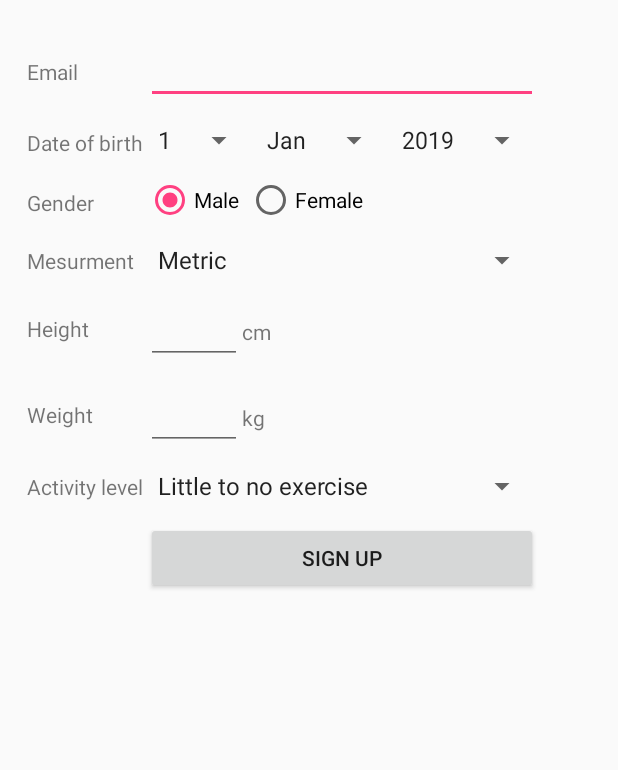
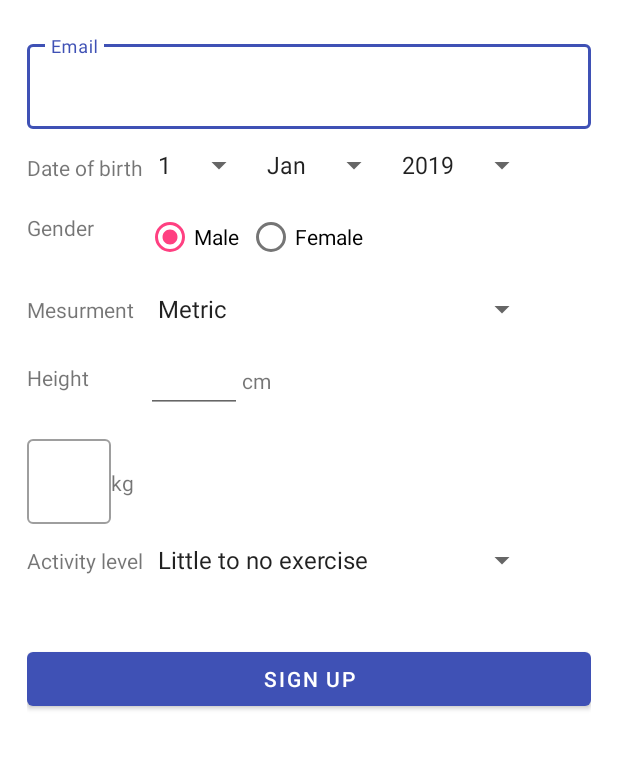
Before and after one commit to mayank-1/StayFit, an Android app: the SignUp screen opened directly, with no data from a screen before it, on a phone screen of 412 x 824 dp, the part 144-914 px from its top. Run offline under Robolectric (Android 15) with nearby library versions, the light colour scheme and no system bars.

Commit message:
Incorporated Latest Material Design in some pages like signup, activities, nearby places etc.

```diff
--- a/app/src/main/java/com/stayfit/app/stayfitBharat/SignUp.java
+++ b/app/src/main/java/com/stayfit/app/stayfitBharat/SignUp.java
@@ -288,7 +288,6 @@ public class SignUp extends AppCompatActivity {
 
 
         // Email
-        TextView textViewEmail = (TextView) findViewById(R.id.textViewEmail);
         EditText editTextEmail = (EditText) findViewById(R.id.editTextEmail);
         String stringEmail = editTextEmail.getText().toString();
 
--- a/app/src/main/res/layout/sign_up.xml
+++ b/app/src/main/res/layout/sign_up.xml
@@ -50,32 +50,26 @@
         </TableLayout>
         <!-- //Error handling -->
 
+        <android.support.design.widget.TextInputLayout
+            android:layout_width="match_parent"
+            android:layout_height="wrap_content"
+            android:hint="Email"
+            style="@style/Widget.MaterialComponents.TextInputLayout.OutlinedBox">
+
+            <android.support.design.widget.TextInputEditText
+                android:layout_width="match_parent"
+                android:layout_height="wrap_content"
+                android:inputType="textEmailAddress"
+                android:maxLines="1"
+                android:id="@+id/editTextEmail" />
+        </android.support.design.widget.TextInputLayout>
+
 
 
         <!-- Table layout -->
         <TableLayout
             android:layout_width="match_parent"
             android:layout_height="match_parent">
-
-            <!-- Email -->
-            <TableRow
-                android:layout_width="match_parent"
-                android:layout_height="match_parent" >
-
-                <TextView
-                    android:id="@+id/textViewEmail"
-                    android:layout_width="match_parent"
-                    android:layout_height="wrap_content"
-                    android:text="@string/email" />
-
-                <EditText
-                    android:id="@+id/editTextEmail"
-                    android:layout_width="match_parent"
-                    android:layout_height="wrap_content"
-                    android:ems="10"
-                    android:inputType="textEmailAddress" />
-            </TableRow>
-            <!-- //Email -->
 
             <!-- Date of Birth -->
             <TableRow
@@ -255,13 +249,6 @@
                 android:layout_height="match_parent"
                 android:layout_marginTop="12dp" >
 
-                <TextView
-                    android:id="@+id/textView11"
-                    android:layout_width="wrap_content"
-                    android:layout_height="wrap_content"
-                    android:text="@string/weight"
-                    android:layout_marginTop="12dp" />
-
                 <TableLayout
                     android:layout_width="match_parent"
                     android:layout_height="wrap_content">
@@ -270,12 +257,20 @@
                         android:layout_width="match_parent"
                         android:layout_height="wrap_content" >
 
-                        <EditText
-                            android:id="@+id/editTextWeight"
+                        <android.support.design.widget.TextInputLayout
                             android:layout_width="wrap_content"
                             android:layout_height="wrap_content"
-                            android:ems="3"
-                            android:inputType="number" />
+                            android:hint="Weight"
+                            style="@style/Widget.MaterialComponents.TextInputLayout.OutlinedBox">
+
+                            <android.support.design.widget.TextInputEditText
+                                android:id="@+id/editTextWeight"
+                                android:layout_width="match_parent"
+                                android:layout_height="wrap_content"
+                                android:ems="3"
+                                android:inputType="number"
+                                android:maxLines="1" />
+                        </android.support.design.widget.TextInputLayout>
 
                         <TextView
                             android:id="@+id/textViewKg"
@@ -322,11 +317,6 @@
                     android:text="@string/blank"
                     android:layout_marginTop="12dp" />
 
-                <Button
-                    android:id="@+id/buttonSignUp"
-                    android:layout_width="148dp"
-                    android:layout_height="wrap_content"
-                    android:text="@string/sign_up" />
                 <TextView
                     android:id="@+id/textView15"
                     android:layout_width="wrap_content"
@@ -336,9 +326,11 @@
 
             </TableRow>
             <!-- //Submit button -->
-
-
-
+            <android.support.design.button.MaterialButton
+                android:id="@+id/buttonSignUp"
+                android:layout_width="wrap_content"
+                android:layout_height="wrap_content"
+                android:text="@string/sign_up" />
         </TableLayout>
 
     </LinearLayout>
--- a/app/src/main/res/values/styles.xml
+++ b/app/src/main/res/values/styles.xml
@@ -1,7 +1,7 @@
 <resources>
 
     <!-- Base application theme. -->
-    <style name="AppTheme" parent="Theme.AppCompat.Light.DarkActionBar">
+    <style name="AppTheme" parent="@style/Theme.MaterialComponents.Light.DarkActionBar">
         <!-- Customize your theme here. -->
         <item name="colorPrimary">@color/colorPrimary</item>
         <item name="colorPrimaryDark">@color/colorPrimaryDark</item>
```
Also changed, not shown: app/build.gradle (+11 -8 lines), app/src/main/res/layout/activity_maps.xml (+24 -12 lines), app/src/main/res/layout/fragment_activities.xml (+5 -3 lines), 4 other files.
